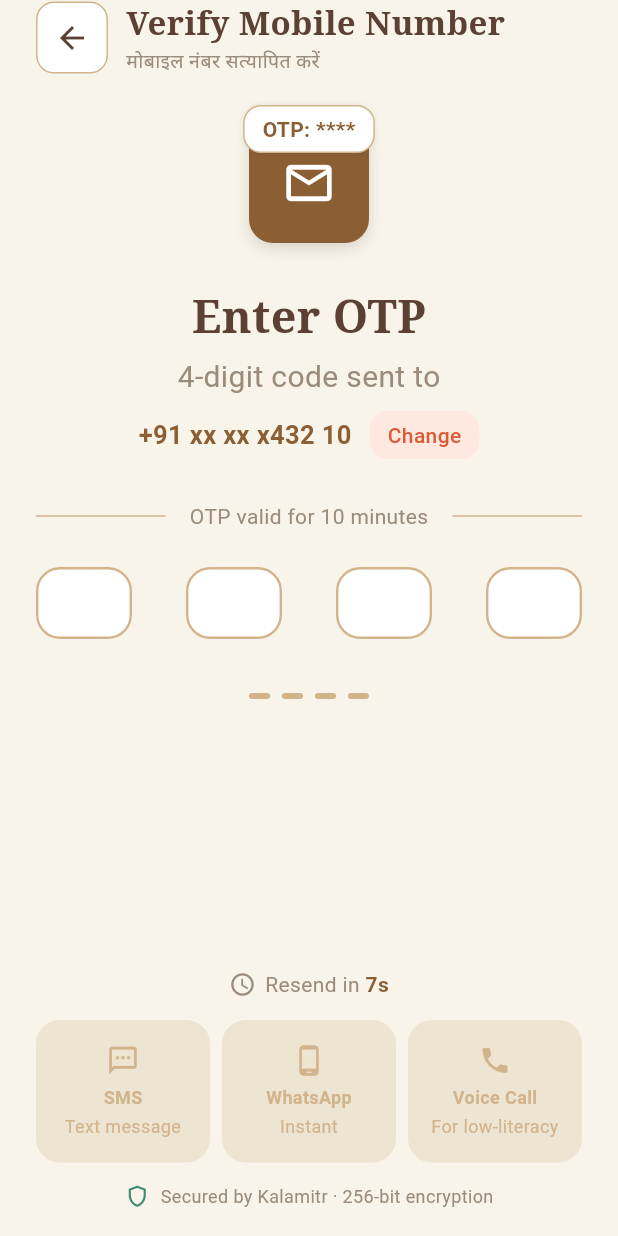
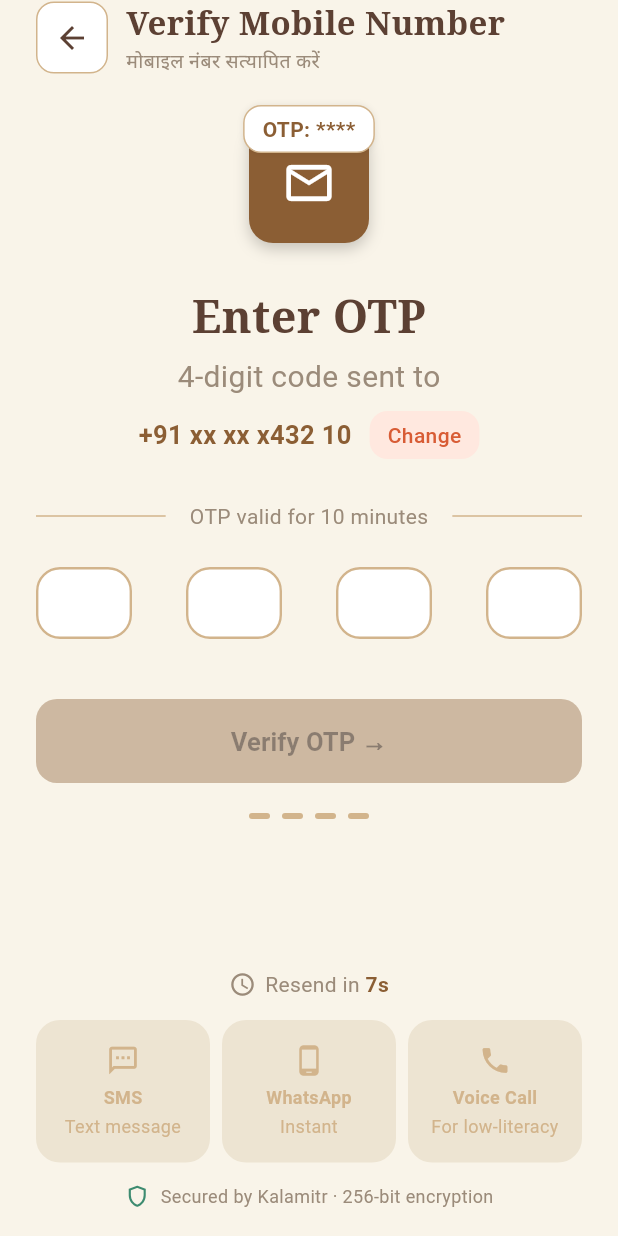
Before and after one commit to satyasahu8317/sih26090-artisan-platform, a Flutter app: the OtpScreen screen opened directly, on a phone screen of 412 x 824 dp. Run offline on Flutter 3.47's test engine with Material 3 defaults, Android fonts, the phone set to English and light mode, and no system bars; our stand-ins replace camera, flutter_riverpod, go_router; missing offline and left inert: record.

Commit message:
fixed pr issues

```diff
--- a/mobile/lib/core/routes/app_routes.dart
+++ b/mobile/lib/core/routes/app_routes.dart
@@ -0,0 +1,44 @@
+import 'package:go_router/go_router.dart';
+
+import '../../features/auth/screens/login_screen.dart';
+import '../../features/auth/screens/otp_screen.dart';
+import '../../features/onboarding/screens/language_screen.dart';
+import '../../features/onboarding/screens/role_selection_screen.dart';
+
+final GoRouter appRouter = GoRouter(
+  initialLocation: '/login',
+
+  routes: [
+    // Login
+    GoRoute(
+      path: '/login',
+      builder: (context, state) {
+        return const LoginScreen();
+      },
+    ),
+
+    // OTP
+    GoRoute(
+      path: '/otp',
+      builder: (context, state) {
+        return const OtpScreen();
+      },
+    ),
+
+    // Language
+    GoRoute(
+      path: '/language',
+      builder: (context, state) {
+        return const LanguageScreen();
+      },
+    ),
+
+    // Role Selection
+    GoRoute(
+      path: '/role',
+      builder: (context, state) {
+        return const RoleSelectionScreen();
+      },
+    ),
+  ],
+);
--- a/mobile/lib/features/auth/screens/login_screen.dart
+++ b/mobile/lib/features/auth/screens/login_screen.dart
@@ -1,5 +1,5 @@
 import 'package:flutter/material.dart';
-
+import 'package:go_router/go_router.dart';
 class LoginScreen extends StatefulWidget {
   const LoginScreen({super.key});
 
@@ -242,9 +242,9 @@ class _LoginScreenState extends State<LoginScreen> {
                       width: double.infinity,
                       height: 66,
                       child: ElevatedButton(
-                        onPressed: () {
-                          // OTP navigation yahan baad mein add karenge.
-                        },
+                      onPressed: () {
+  context.go('/otp');
+},
                         style: ElevatedButton.styleFrom(
                           backgroundColor: const Color(0xFF996735),
                           foregroundColor: Colors.white,
--- a/mobile/lib/features/auth/screens/otp_screen.dart
+++ b/mobile/lib/features/auth/screens/otp_screen.dart
@@ -1,5 +1,6 @@
 import 'dart:async';
 import 'package:flutter/material.dart';
+import 'package:go_router/go_router.dart';
 
 class OtpScreen extends StatefulWidget {
   const OtpScreen({super.key});
@@ -101,9 +102,9 @@ class _OtpScreenState extends State<OtpScreen> {
                       ),
                     ),
                     child: IconButton(
-                      onPressed: () {
-                        Navigator.pop(context);
-                      },
+                    onPressed: () {
+  context.go('/login');
+},
                       icon: const Icon(
                         Icons.arrow_back,
                         color: darkBrown,
@@ -153,7 +154,7 @@ class _OtpScreenState extends State<OtpScreen> {
                       borderRadius: BorderRadius.circular(16),
                       boxShadow: [
                         BoxShadow(
-                          color: Colors.black.withOpacity(0.12),
+                          color:Colors.black.withValues(alpha: 0.2),
                           blurRadius: 8,
                           offset: const Offset(0, 4),
                         ),
@@ -182,7 +183,7 @@ class _OtpScreenState extends State<OtpScreen> {
                         ),
                         boxShadow: [
                           BoxShadow(
-                            color: Colors.black.withOpacity(0.08),
+                            color: Colors.black.withValues(alpha:0.08),
                             blurRadius: 3,
                           ),
                         ],
@@ -343,7 +344,37 @@ class _OtpScreenState extends State<OtpScreen> {
                   },
                 ),
               ),
+// ---------------- VERIFY OTP ----------------
+const SizedBox(height: 24),
 
+SizedBox(
+  width: double.infinity,
+  height: 56,
+  child: ElevatedButton(
+    onPressed: _otp.length == 4
+        ? () {
+            context.go('/language');
+          }
+        : null,
+    style: ElevatedButton.styleFrom(
+      backgroundColor: const Color(0xFF8B5E34),
+      disabledBackgroundColor:
+          const Color(0xFF8B5E34).withValues(alpha:0.4),
+      foregroundColor: Colors.white,
+      elevation: 0,
+      shape: RoundedRectangleBorder(
+        borderRadius: BorderRadius.circular(14),
+      ),
+    ),
+    child: const Text(
+      'Verify OTP →',
+      style: TextStyle(
+        fontSize: 17,
+        fontWeight: FontWeight.w700,
+      ),
+    ),
+  ),
+),
               const SizedBox(height: 20),
 
               // ---------------- DOTS ----------------
--- a/mobile/lib/features/home/home_screen.dart
+++ b/mobile/lib/features/home/home_screen.dart
@@ -116,7 +116,7 @@ class _HomeScreenState extends State<HomeScreen> {
             shape: BoxShape.circle,
             boxShadow: [
               BoxShadow(
-                color: Colors.black.withOpacity(0.06),
+                color: Colors.black.withValues(alpha: .06),
                 blurRadius: 8,
                 offset: const Offset(0, 2),
               ),
@@ -686,7 +686,7 @@ class _HomeScreenState extends State<HomeScreen> {
             top: -11,
             child: GestureDetector(
               onTap: () {
-                // TODO: Open Add Product
+
               },
               child: Container(
                 width: 60,
@@ -696,7 +696,7 @@ class _HomeScreenState extends State<HomeScreen> {
                   shape: BoxShape.circle,
                   boxShadow: [
                     BoxShadow(
-                      color: Colors.black.withOpacity(0.15),
+                      color: Colors.black.withValues(alpha: .15),
                       blurRadius: 8,
                       offset: const Offset(0, 3),
                     ),
--- /dev/null
+++ b/mobile/lib/features/onboarding/providers/onboarding_provider.dart
@@ -0,0 +1,4 @@
+import 'package:flutter_riverpod/flutter_riverpod.dart';
+
+final selectedRoleProvider =
+    StateProvider<String?>((ref) => null);
--- a/mobile/lib/features/onboarding/screens/language_screen.dart
+++ b/mobile/lib/features/onboarding/screens/language_screen.dart
@@ -1,6 +1,6 @@
 import 'package:flutter/material.dart';
 import 'role_selection_screen.dart';
-import 'profile_screen.dart';
+
 class LanguageScreen extends StatefulWidget {
   const LanguageScreen({super.key});
 
--- a/mobile/lib/features/onboarding/screens/profile_screen.dart
+++ b/mobile/lib/features/onboarding/screens/profile_screen.dart
@@ -427,7 +427,7 @@ class _ProfileScreenState extends State<ProfileScreen> {
           const SizedBox(height: 8),
 
           DropdownButtonFormField<String>(
-            value: selectedLanguage,
+            initialValue: selectedLanguage,
             decoration: _inputDecoration(),
             icon: const Icon(
               Icons.keyboard_arrow_down,
--- a/mobile/lib/features/products/screens/add_product_screen.dart
+++ b/mobile/lib/features/products/screens/add_product_screen.dart
@@ -51,7 +51,7 @@ class AddProductScreen extends StatelessWidget {
                             color: Colors.white,
                             borderRadius: BorderRadius.circular(12),
                             border: Border.all(
-                              color: brownColor.withOpacity(0.35),
+                              color: brownColor.withValues(alpha: .35),
                             ),
                           ),
 
@@ -130,7 +130,7 @@ onTap: () async {
                             height: 66,
 
                             decoration: BoxDecoration(
-                              color: Colors.white.withOpacity(0.18),
+                              color: Colors.white.withValues(alpha:0.18),
                               shape: BoxShape.circle,
                             ),
 
--- a/mobile/lib/features/products/screens/audio_recording_screen.dart
+++ b/mobile/lib/features/products/screens/audio_recording_screen.dart
@@ -373,7 +373,7 @@ class _AudioRecordingScreenState extends State<AudioRecordingScreen> {
                         boxShadow: [
                           BoxShadow(
                             color: const Color(0xFF8B5E34)
-                                .withOpacity(0.18),
+                                .withValues(alpha: .18),
                             blurRadius: 20,
                             spreadRadius: 5,
                           ),
--- a/mobile/lib/features/products/screens/camera_screen.dart
+++ b/mobile/lib/features/products/screens/camera_screen.dart
@@ -456,7 +456,7 @@ _roundButton(
         width: 44,
         height: 44,
         decoration: BoxDecoration(
-          color: Colors.white.withOpacity(0.9),
+          color: Colors.white.withValues(alpha: .9),
           shape: BoxShape.circle,
         ),
         child: Icon(
--- a/mobile/lib/features/products/screens/product_detail_screen.dart
+++ b/mobile/lib/features/products/screens/product_detail_screen.dart
@@ -57,7 +57,7 @@ class ProductDetailScreen extends StatelessWidget {
                               ? Image.network(
                                   imageUrl,
                                   fit: BoxFit.cover,
-                                  errorBuilder: (_, __, ___) {
+                                  errorBuilder: (_, _, _) {
                                     return Container(
                                       color: const Color(0xFFD07B4D),
                                       child: const Icon(
@@ -436,7 +436,7 @@ class ProductDetailScreen extends StatelessWidget {
     required VoidCallback onTap,
   }) {
     return Material(
-      color: Colors.white.withOpacity(0.9),
+      color: Colors.white.withValues(alpha: .9),
       shape: const CircleBorder(),
       child: InkWell(
         onTap: onTap,
--- a/mobile/pubspec.yaml
+++ b/mobile/pubspec.yaml
@@ -35,7 +35,8 @@ dependencies:
   # Use with the CupertinoIcons class for iOS style icons.
   cupertino_icons: ^1.0.8
   camera: ^0.12.0+2
-
+  flutter_riverpod: ^2.6.1
+  go_router: ^16.2.0
 dev_dependencies:
   flutter_test:
     sdk: flutter
```
Also changed, not shown: mobile/lib/features/onboarding/screens/role_selection_screen.dart (+50 -23 lines), mobile/lib/features/products/screens/product_live.dart (+7 -7 lines), mobile/lib/main.dart (+11 -4 lines), mobile/pubspec.lock.
